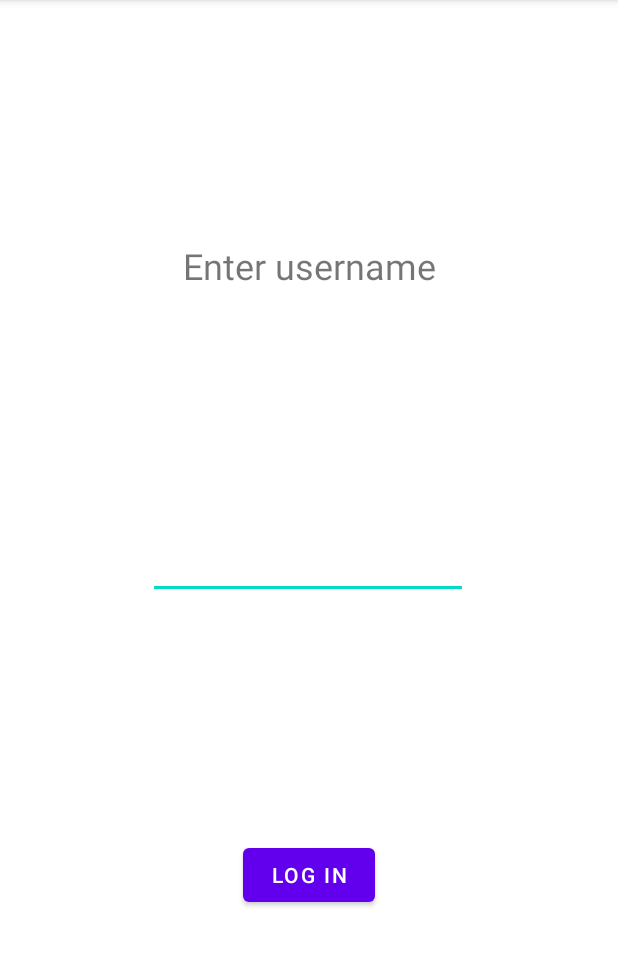
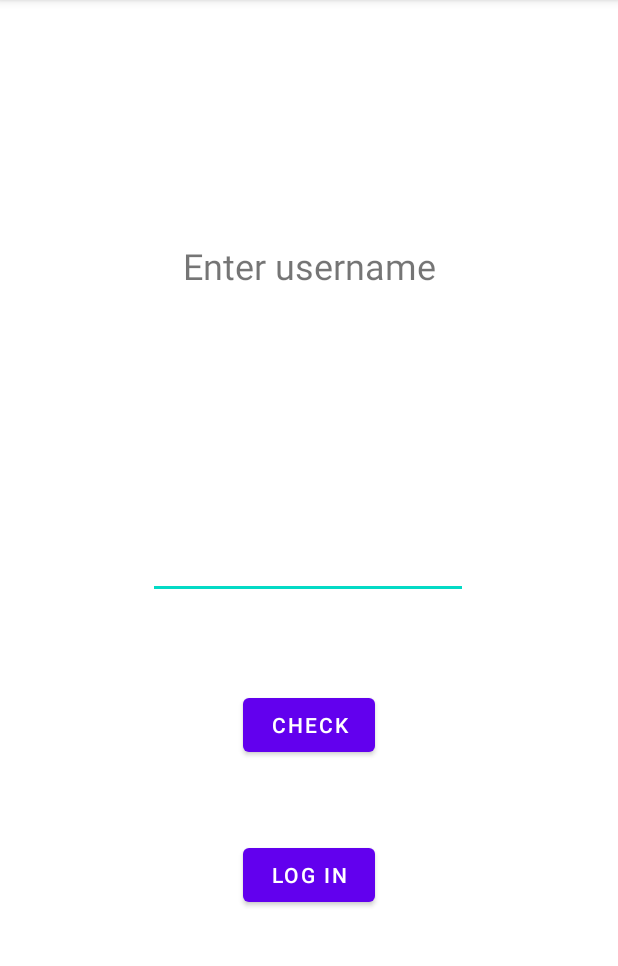
Before and after one commit to bingqianyang1/A7-Stick-It-To-Em-, an Android app: the screen it shows after launch (Login), on a phone screen of 412 x 824 dp, the part 84-1050 px from its top. Run offline under Robolectric (Android 15) with nearby library versions, the phone set to English and light mode, and no system bars; our stand-ins replace Firebase (no records; nobody signed in at launch, a user with empty details on screens opened directly).

Commit message:
feat: Main added Notification

```diff
--- a/app/src/main/AndroidManifest.xml
+++ b/app/src/main/AndroidManifest.xml
@@ -3,6 +3,7 @@
     package="edu.neu.madcourse.a7_stick_it_to_em">
 
     <application
+        android:name=".Notification"
         android:allowBackup="true"
         android:icon="@mipmap/ic_launcher"
         android:label="@string/app_name"
--- /dev/null
+++ b/app/src/main/java/edu/neu/madcourse/a7_stick_it_to_em/Notification.java
@@ -0,0 +1,62 @@
+package edu.neu.madcourse.a7_stick_it_to_em;
+
+import android.app.Application;
+import android.app.NotificationChannel;
+import android.app.NotificationManager;
+import android.content.Context;
+import android.os.Build;
+
+import androidx.core.app.NotificationCompat;
+import androidx.core.app.NotificationManagerCompat;
+
+public class Notification extends Application {
+    public static final String CHANNEL_ID = "channel";
+    private static NotificationManagerCompat notificationManagerCompat;
+
+    @Override
+    public void onCreate() {
+        super.onCreate();
+        createNotification();
+        notificationManagerCompat = NotificationManagerCompat.from(this);
+    }
+
+    private void createNotification() {
+        if(Build.VERSION.SDK_INT >= Build.VERSION_CODES.O) {
+            NotificationChannel channel = new NotificationChannel(
+                    CHANNEL_ID,
+                    "channel",
+                    NotificationManager.IMPORTANCE_HIGH
+            );
+            channel.setDescription("Message Notification Channel");
+            NotificationManager manager = getSystemService(NotificationManager.class);
+            manager.createNotificationChannel(channel);
+        }
+
+    }
+
+    public static void sendNotification(Context context, String sticker) {
+        android.app.Notification notification = new NotificationCompat.Builder(context, Notification.CHANNEL_ID)
+                .setSmallIcon(getSticker(sticker))
+                .setContentTitle("You got a new STICKER.")
+                .setPriority(NotificationCompat.PRIORITY_MAX)
+                .setCategory(NotificationCompat.CATEGORY_MESSAGE)
+                .build();
+
+        notificationManagerCompat.notify(1, notification);
+    }
+
+    private static int getSticker(String sticker) {
+        switch (sticker) {
+            case "Sticker1":
+                return R.drawable.sticker1;
+            case "Sticker2":
+                return R.drawable.sticker2;
+            case "Sticker3":
+                return R.drawable.sticker3;
+            case "Sticker4":
+                return R.drawable.sticker4;
+        }
+
+        return R.drawable.sticker1;
+    }
+}
--- a/app/src/main/res/layout/activity_login.xml
+++ b/app/src/main/res/layout/activity_login.xml
@@ -39,4 +39,17 @@
         app:layout_constraintEnd_toEndOf="parent"
         app:layout_constraintStart_toStartOf="parent"
         app:layout_constraintTop_toTopOf="parent" />
+
+    <Button
+        android:id="@+id/button"
+        android:layout_width="wrap_content"
+        android:layout_height="wrap_content"
+        android:layout_marginBottom="52dp"
+        android:onClick="onClickCheck"
+        android:text="Check"
+        app:layout_constraintBottom_toTopOf="@+id/login"
+        app:layout_constraintEnd_toEndOf="parent"
+        app:layout_constraintHorizontal_bias="0.501"
+        app:layout_constraintStart_toStartOf="parent"
+        app:layout_constraintTop_toBottomOf="@+id/check" />
 </androidx.constraintlayout.widget.ConstraintLayout>
```
Also changed, not shown: app/src/main/java/edu/neu/madcourse/a7_stick_it_to_em/Login.java (+24 -3 lines), app/src/main/java/edu/neu/madcourse/a7_stick_it_to_em/MainActivity.java (+21 -22 lines).
